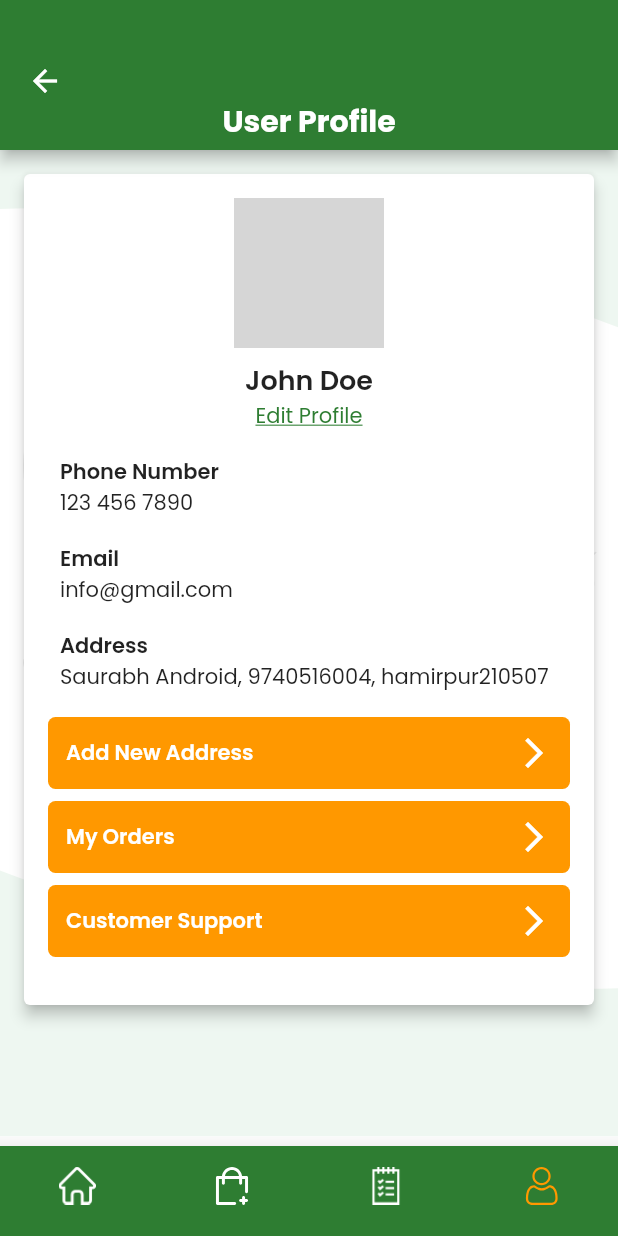
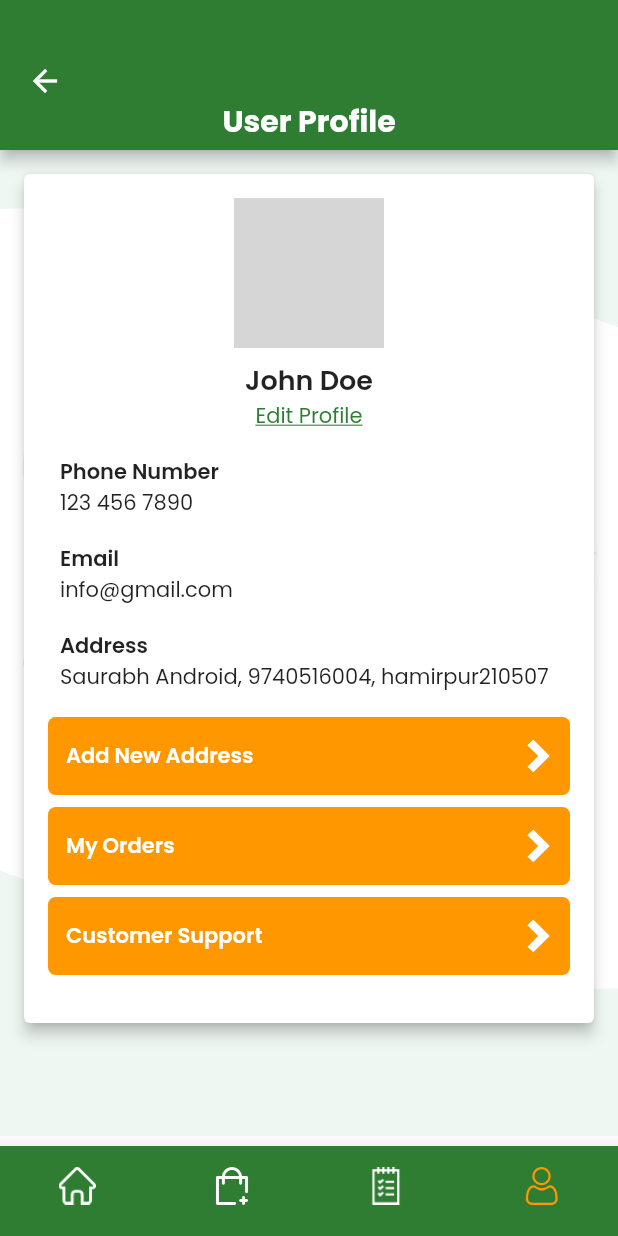
Before and after one commit to saurabhmdh/ekirana_user_flutter, a Flutter app: the screen it shows after launch, item 4 of the bottom bar chosen, on a phone screen of 412 x 824 dp. Run offline on Flutter 3.47's test engine with Material 2 defaults, Android fonts, the phone set to English and light mode, and no system bars; our stand-ins replace flutter_svg_provider; network calls fail; grey boxes are pictures that could not be loaded.

Commit message:
few ui changes

```diff
--- a/lib/screens/UserProfileScreen.dart
+++ b/lib/screens/UserProfileScreen.dart
@@ -1,8 +1,6 @@
 import 'package:ekirana_user_flutter/screens/BottomNavigationFile.dart';
 import 'package:flutter/material.dart';
 import 'package:flutter_svg_provider/flutter_svg_provider.dart';
-
-import 'HomeScreen.dart';
 
 class UserProfile extends StatefulWidget {
   const UserProfile({super.key});
@@ -156,7 +154,7 @@ class _UserProfileState extends State<UserProfile> {
                             mainAxisAlignment: MainAxisAlignment.spaceBetween,
                             children: [
                               Text("Add New Address",style: TextStyle(color: Colors.white,fontWeight: FontWeight.w600),),
-                              Icon(Icons.arrow_forward_ios,color: Colors.white,)
+                              Image(image: Svg('assets/images/arrow_vector.svg'),width: 18,height: 28)
                             ],
                           )
 
@@ -172,7 +170,7 @@ class _UserProfileState extends State<UserProfile> {
                               mainAxisAlignment: MainAxisAlignment.spaceBetween,
                               children: [
                                 Text("My Orders",style: TextStyle(color: Colors.white,fontWeight: FontWeight.w600),),
-                                Icon(Icons.arrow_forward_ios,color: Colors.white,)
+                                Image(image: Svg('assets/images/arrow_vector.svg'),width: 18,height: 28)
                               ],
                             )
 
@@ -188,7 +186,7 @@ class _UserProfileState extends State<UserProfile> {
                               mainAxisAlignment: MainAxisAlignment.spaceBetween,
                               children: [
                                 Text("Customer Support",style: TextStyle(color: Colors.white,fontWeight: FontWeight.w600),),
-                                Icon(Icons.arrow_forward_ios,color: Colors.white)
+                                Image(image: Svg('assets/images/arrow_vector.svg'),width: 18,height: 28)
                               ],
                             )
 
```
Also changed, not shown: assets/images/arrow_vector.svg (added).
